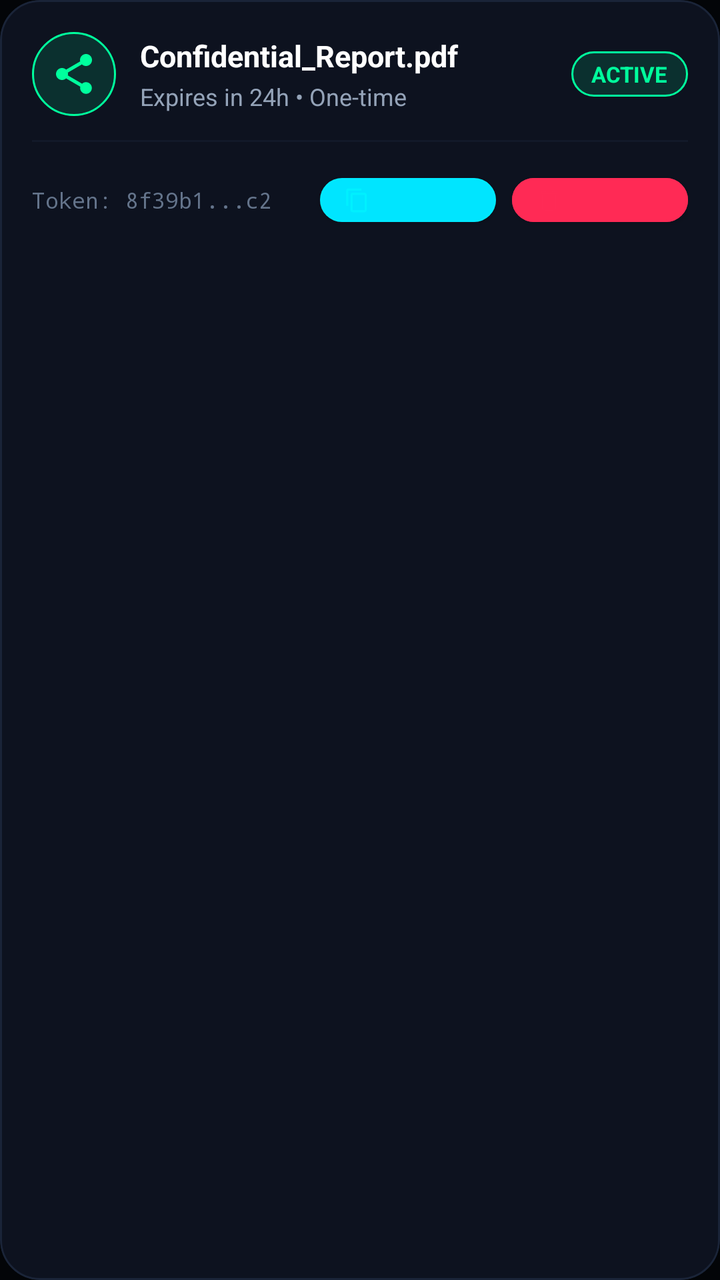
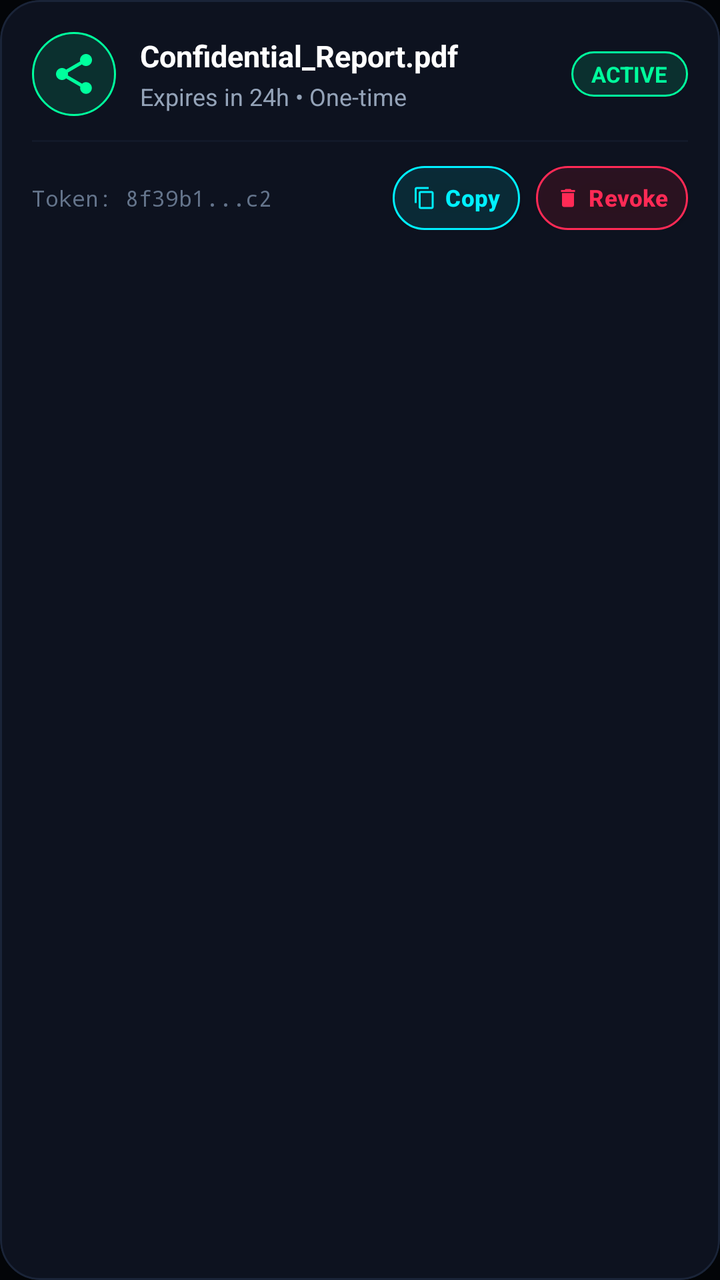

Compare the two renders of this Android layout. The source of the first and the diff that turns it into the second are given below.
<!-- AndroidManifest.xml: application theme Theme.SecureDrop -->
<!-- res/layout/item_share.xml -->
<?xml version="1.0" encoding="utf-8"?>
<com.google.android.material.card.MaterialCardView xmlns:android="http://schemas.android.com/apk/res/android"
    xmlns:app="http://schemas.android.com/apk/res-auto"
    android:layout_width="match_parent"
    android:layout_height="wrap_content"
    android:layout_marginBottom="12dp"
    app:cardBackgroundColor="@color/bg_surface_card"
    app:cardCornerRadius="20dp"
    app:cardElevation="0dp"
    app:strokeColor="@color/border_subtle"
    app:strokeWidth="1dp">

    <LinearLayout
        android:layout_width="match_parent"
        android:layout_height="wrap_content"
        android:orientation="vertical"
        android:padding="16dp">

        <LinearLayout
            android:layout_width="match_parent"
            android:layout_height="wrap_content"
            android:gravity="center_vertical"
            android:orientation="horizontal">

            <ImageView
                android:layout_width="42dp"
                android:layout_height="42dp"
                android:background="@drawable/bg_badge_green"
                android:padding="9dp"
                android:src="@drawable/ic_share"
                app:tint="@color/security_green" />

            <LinearLayout
                android:layout_width="0dp"
                android:layout_height="wrap_content"
                android:layout_marginStart="12dp"
                android:layout_weight="1"
                android:orientation="vertical">

                <TextView
                    android:id="@+id/tvShareFileName"
                    android:layout_width="wrap_content"
                    android:layout_height="wrap_content"
                    android:ellipsize="middle"
                    android:singleLine="true"
                    android:text="Confidential_Report.pdf"
                    android:textColor="@color/text_primary"
                    android:textSize="15sp"
                    android:textStyle="bold" />

                <TextView
                    android:id="@+id/tvShareMeta"
                    android:layout_width="wrap_content"
                    android:layout_height="wrap_content"
                    android:layout_marginTop="2dp"
                    android:text="Expires in 24h • One-time"
                    android:textColor="@color/text_secondary"
                    android:textSize="12sp" />
            </LinearLayout>

            <TextView
                android:id="@+id/tvShareStatusBadge"
                android:layout_width="wrap_content"
                android:layout_height="wrap_content"
                android:background="@drawable/bg_badge_green"
                android:paddingStart="10dp"
                android:paddingTop="4dp"
                android:paddingEnd="10dp"
                android:paddingBottom="4dp"
                android:text="ACTIVE"
                android:textColor="@color/security_green"
                android:textSize="11sp"
                android:textStyle="bold" />
        </LinearLayout>

        <View
            android:layout_width="match_parent"
            android:layout_height="1dp"
            android:layout_marginTop="12dp"
            android:layout_marginBottom="12dp"
            android:background="@color/divider_line" />

        <LinearLayout
            android:layout_width="match_parent"
            android:layout_height="wrap_content"
            android:gravity="center_vertical"
            android:orientation="horizontal">

            <TextView
                android:id="@+id/tvShareTokenShort"
                android:layout_width="0dp"
                android:layout_height="wrap_content"
                android:layout_weight="1"
                android:ellipsize="middle"
                android:fontFamily="monospace"
                android:singleLine="true"
                android:text="Token: 8f39b1...c2"
                android:textColor="@color/text_muted"
                android:textSize="11sp" />

            <com.google.android.material.button.MaterialButton
                android:id="@+id/btnCopyShareCode"
                style="@style/SecureDropButton"
                android:layout_width="wrap_content"
                android:layout_height="34dp"
                android:paddingStart="12dp"
                android:paddingEnd="12dp"
                android:text="Copy"
                android:textColor="@color/brand_accent"
                android:textSize="11sp"
                app:cornerRadius="17dp"
                app:icon="@drawable/ic_copy"
                app:iconSize="13dp"
                app:iconTint="@color/brand_accent"
                app:strokeColor="@color/border_glow"
                app:strokeWidth="1dp" />

            <com.google.android.material.button.MaterialButton
                android:id="@+id/btnRevokeShare"
                style="@style/SecureDropButton.Danger"
                android:layout_width="wrap_content"
                android:layout_height="34dp"
                android:layout_marginStart="8dp"
                android:paddingStart="12dp"
                android:paddingEnd="12dp"
                android:text="Revoke"
                android:textColor="@color/security_red"
                android:textSize="11sp"
                app:cornerRadius="17dp"
                app:icon="@drawable/ic_delete"
                app:iconSize="13dp"
                app:iconTint="@color/security_red"
                app:strokeColor="@color/security_red"
                app:strokeWidth="1dp" />
        </LinearLayout>
    </LinearLayout>
</com.google.android.material.card.MaterialCardView>
<!-- resources referenced by this layout -->
<resources>
  <color name="border_glow">#4D00F0FF</color>
  <color name="divider_line">#121929</color>
  <color name="security_red">#FF2A55</color>
  <color name="text_muted">#64748B</color>
  <color name="text_primary">#FFFFFF</color>
  <style name="SecureDropButton" parent="Widget.MaterialComponents.Button">
          <item name="cornerRadius">24dp</item>
          <item name="android:textAllCaps">false</item>
          <item name="android:textStyle">bold</item>
          <item name="android:paddingTop">14dp</item>
          <item name="android:paddingBottom">14dp</item>
          <item name="backgroundTint">@color/brand_primary</item>
          <item name="android:textColor">@color/black</item>
          <item name="android:letterSpacing">0.03</item>
      </style>
  <style name="SecureDropButton.Danger" parent="Widget.MaterialComponents.Button">
          <item name="cornerRadius">24dp</item>
          <item name="android:textAllCaps">false</item>
          <item name="android:textStyle">bold</item>
          <item name="android:paddingTop">14dp</item>
          <item name="android:paddingBottom">14dp</item>
          <item name="backgroundTint">@color/security_red</item>
          <item name="android:textColor">@color/white</item>
      </style>
  <style name="Theme.SecureDrop" parent="Theme.MaterialComponents.DayNight.NoActionBar">
          
          <item name="colorPrimary">@color/brand_primary</item>
          <item name="colorPrimaryVariant">@color/brand_primary_variant</item>
          <item name="colorOnPrimary">@color/black</item>
          
          <item name="colorSecondary">@color/brand_accent</item>
          <item name="colorSecondaryVariant">@color/brand_accent</item>
          <item name="colorOnSecondary">@color/black</item>
          
          <item name="android:statusBarColor">@color/bg_dark</item>
          <item name="android:navigationBarColor">@color/bg_dark</item>
          <item name="android:windowBackground">@color/bg_dark</item>
          <item name="android:windowLightStatusBar">false</item>
      </style>
  <color name="black">#000000</color>
  <color name="white">#FFFFFF</color>
  <color name="bg_dark">#030508</color>
  <!-- unchanged entries left out for length: 12 -->
</resources>

<!-- the commit's change to res/layout/item_share.xml (unified diff, before → after) -->
@@ -100,38 +100,32 @@
 
             <com.google.android.material.button.MaterialButton
                 android:id="@+id/btnCopyShareCode"
-                style="@style/SecureDropButton"
+                style="@style/SecureDropButton.CompactAccent"
                 android:layout_width="wrap_content"
-                android:layout_height="34dp"
-                android:paddingStart="12dp"
-                android:paddingEnd="12dp"
+                android:layout_height="32dp"
+                android:paddingStart="10dp"
+                android:paddingEnd="10dp"
                 android:text="Copy"
-                android:textColor="@color/brand_accent"
-                android:textSize="11sp"
-                app:cornerRadius="17dp"
                 app:icon="@drawable/ic_copy"
-                app:iconSize="13dp"
-                app:iconTint="@color/brand_accent"
-                app:strokeColor="@color/border_glow"
-                app:strokeWidth="1dp" />
+                app:iconGravity="textStart"
+                app:iconPadding="4dp"
+                app:iconSize="12dp"
+                app:iconTint="@color/brand_accent" />
 
             <com.google.android.material.button.MaterialButton
                 android:id="@+id/btnRevokeShare"
-                style="@style/SecureDropButton.Danger"
+                style="@style/SecureDropButton.CompactDanger"
                 android:layout_width="wrap_content"
-                android:layout_height="34dp"
+                android:layout_height="32dp"
                 android:layout_marginStart="8dp"
-                android:paddingStart="12dp"
-                android:paddingEnd="12dp"
+                android:paddingStart="10dp"
+                android:paddingEnd="10dp"
                 android:text="Revoke"
-                android:textColor="@color/security_red"
-                android:textSize="11sp"
-                app:cornerRadius="17dp"
                 app:icon="@drawable/ic_delete"
-                app:iconSize="13dp"
-                app:iconTint="@color/security_red"
-                app:strokeColor="@color/security_red"
-                app:strokeWidth="1dp" />
+                app:iconGravity="textStart"
+                app:iconPadding="4dp"
+                app:iconSize="12dp"
+                app:iconTint="@color/security_red" />
         </LinearLayout>
     </LinearLayout>
 </com.google.android.material.card.MaterialCardView>
<!-- resource entries referenced after the edit -->
@@ -1,28 +1,60 @@
 <!-- resources referenced by this layout -->
 <resources>
-  <color name="border_glow">#4D00F0FF</color>
   <color name="divider_line">#121929</color>
   <color name="security_red">#FF2A55</color>
   <color name="text_muted">#64748B</color>
   <color name="text_primary">#FFFFFF</color>
-  <style name="SecureDropButton" parent="Widget.MaterialComponents.Button">
-          <item name="cornerRadius">24dp</item>
+  <style name="SecureDropButton.CompactAccent" parent="Widget.MaterialComponents.Button">
+          <item name="android:insetTop">0dp</item>
+          <item name="android:insetBottom">0dp</item>
+          <item name="android:insetLeft">0dp</item>
+          <item name="android:insetRight">0dp</item>
+          <item name="android:minHeight">32dp</item>
+          <item name="android:minWidth">0dp</item>
+          <item name="cornerRadius">16dp</item>
           <item name="android:textAllCaps">false</item>
           <item name="android:textStyle">bold</item>
-          <item name="android:paddingTop">14dp</item>
-          <item name="android:paddingBottom">14dp</item>
-          <item name="backgroundTint">@color/brand_primary</item>
-          <item name="android:textColor">@color/black</item>
-          <item name="android:letterSpacing">0.03</item>
+          <item name="android:paddingTop">4dp</item>
+          <item name="android:paddingBottom">4dp</item>
+          <item name="android:paddingStart">12dp</item>
+          <item name="android:paddingEnd">12dp</item>
+          <item name="backgroundTint">@color/security_blue_bg</item>
+          <item name="strokeColor">@color/brand_accent</item>
+          <item name="strokeWidth">1dp</item>
+          <item name="android:textColor">@color/brand_accent</item>
+          <item name="android:textSize">11.5sp</item>
+          <item name="android:letterSpacing">0.01</item>
+          <item name="iconGravity">textStart</item>
+          <item name="iconPadding">6dp</item>
+          <item name="rippleColor">@color/brand_accent_glow</item>
+          <item name="android:singleLine">true</item>
+          <item name="android:ellipsize">end</item>
       </style>
-  <style name="SecureDropButton.Danger" parent="Widget.MaterialComponents.Button">
-          <item name="cornerRadius">24dp</item>
+  <style name="SecureDropButton.CompactDanger" parent="Widget.MaterialComponents.Button">
+          <item name="android:insetTop">0dp</item>
+          <item name="android:insetBottom">0dp</item>
+          <item name="android:insetLeft">0dp</item>
+          <item name="android:insetRight">0dp</item>
+          <item name="android:minHeight">32dp</item>
+          <item name="android:minWidth">0dp</item>
+          <item name="cornerRadius">16dp</item>
           <item name="android:textAllCaps">false</item>
           <item name="android:textStyle">bold</item>
-          <item name="android:paddingTop">14dp</item>
-          <item name="android:paddingBottom">14dp</item>
-          <item name="backgroundTint">@color/security_red</item>
-          <item name="android:textColor">@color/white</item>
+          <item name="android:paddingTop">4dp</item>
+          <item name="android:paddingBottom">4dp</item>
+          <item name="android:paddingStart">12dp</item>
+          <item name="android:paddingEnd">12dp</item>
+          <item name="backgroundTint">@color/security_red_bg</item>
+          <item name="strokeColor">@color/security_red</item>
+          <item name="strokeWidth">1dp</item>
+          <item name="android:textColor">@color/security_red</item>
+          <item name="android:textSize">11.5sp</item>
+          <item name="android:letterSpacing">0.01</item>
+          <item name="iconGravity">textStart</item>
+          <item name="iconPadding">6dp</item>
+          <item name="rippleColor">#40FF2A55</item>
+          <item name="android:singleLine">true</item>
+          <item name="android:ellipsize">end</item>
       </style>
   <style name="Theme.SecureDrop" parent="Theme.MaterialComponents.DayNight.NoActionBar">
           
@@ -38,9 +70,12 @@
           <item name="android:navigationBarColor">@color/bg_dark</item>
           <item name="android:windowBackground">@color/bg_dark</item>
           <item name="android:windowLightStatusBar">false</item>
+          <item name="android:fitsSystemWindows">true</item>
       </style>
+  <color name="security_blue_bg">#2000E5FF</color>
+  <color name="brand_accent_glow">#4000F0FF</color>
+  <color name="security_red_bg">#20FF2A55</color>
   <color name="black">#000000</color>
-  <color name="white">#FFFFFF</color>
   <color name="bg_dark">#030508</color>
   <!-- unchanged entries left out for length: 12 -->
 </resources>
